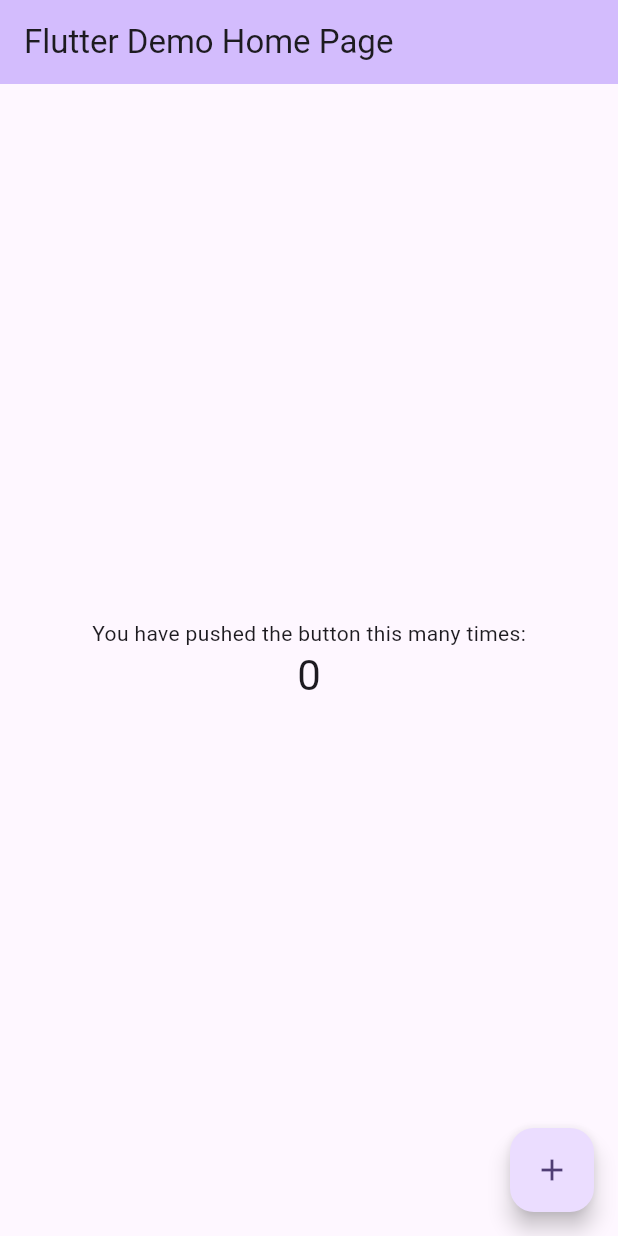
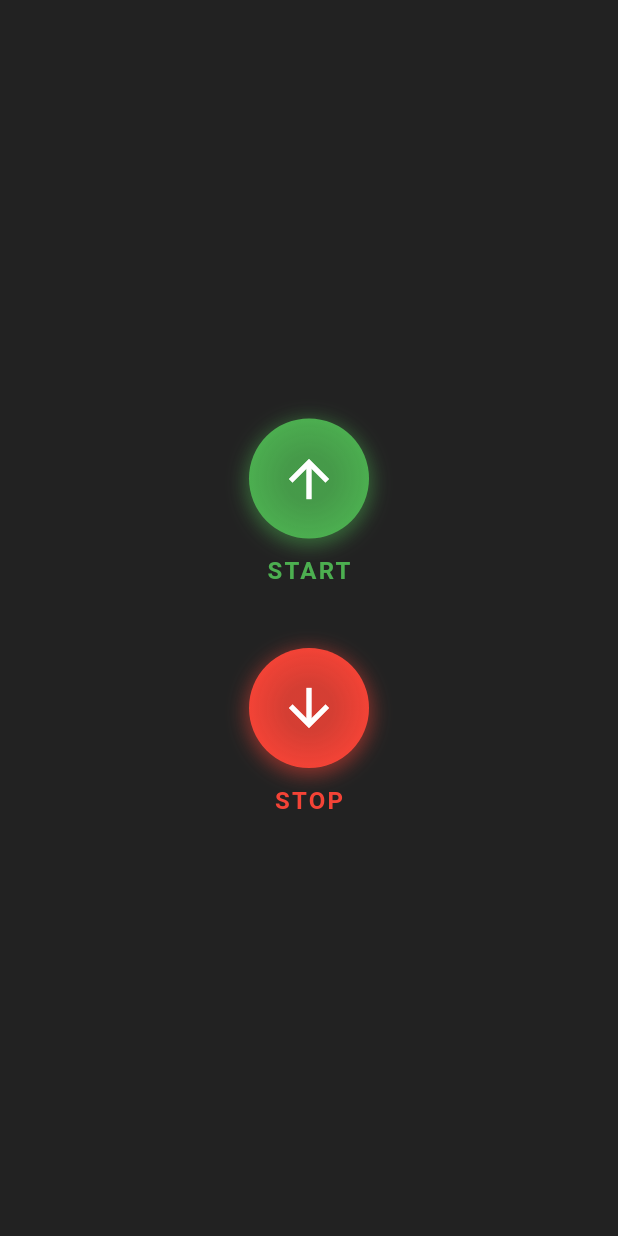
Before and after one commit to Dukeazeta/Chess.ai, a Flutter app: the screen it shows after launch, on a phone screen of 412 x 824 dp. Run offline on Flutter 3.47's test engine with Material 3 defaults, Android fonts, the phone set to English and light mode, and no system bars.

Commit message:
Added homescreen

```diff
--- a/chessai/lib/main.dart
+++ b/chessai/lib/main.dart
@@ -1,4 +1,5 @@
 import 'package:flutter/material.dart';
+import 'screens/home_screen.dart';
 
 void main() {
   runApp(const MyApp());
@@ -7,119 +8,10 @@ void main() {
 class MyApp extends StatelessWidget {
   const MyApp({super.key});
 
-  // This widget is the root of your application.
   @override
   Widget build(BuildContext context) {
-    return MaterialApp(
-      title: 'Flutter Demo',
-      theme: ThemeData(
-        // This is the theme of your application.
-        //
-        // TRY THIS: Try running your application with "flutter run". You'll see
-        // the application has a purple toolbar. Then, without quitting the app,
-        // try changing the seedColor in the colorScheme below to Colors.green
-        // and then invoke "hot reload" (save your changes or press the "hot
-        // reload" button in a Flutter-supported IDE, or press "r" if you used
-        // the command line to start the app).
-        //
-        // Notice that the counter didn't reset back to zero; the application
-        // state is not lost during the reload. To reset the state, use hot
-        // restart instead.
-        //
-        // This works for code too, not just values: Most code changes can be
-        // tested with just a hot reload.
-        colorScheme: ColorScheme.fromSeed(seedColor: Colors.deepPurple),
-        useMaterial3: true,
-      ),
-      home: const MyHomePage(title: 'Flutter Demo Home Page'),
+    return const MaterialApp(
+      home: HomeScreen(),
     );
   }
 }
-
-class MyHomePage extends StatefulWidget {
-  const MyHomePage({super.key, required this.title});
-
-  // This widget is the home page of your application. It is stateful, meaning
-  // that it has a State object (defined below) that contains fields that affect
-  // how it looks.
-
-  // This class is the configuration for the state. It holds the values (in this
-  // case the title) provided by the parent (in this case the App widget) and
-  // used by the build method of the State. Fields in a Widget subclass are
-  // always marked "final".
-
-  final String title;
-
-  @override
-  State<MyHomePage> createState() => _MyHomePageState();
-}
-
-class _MyHomePageState extends State<MyHomePage> {
-  int _counter = 0;
-
-  void _incrementCounter() {
-    setState(() {
-      // This call to setState tells the Flutter framework that something has
-      // changed in this State, which causes it to rerun the build method below
-      // so that the display can reflect the updated values. If we changed
-      // _counter without calling setState(), then the build method would not be
-      // called again, and so nothing would appear to happen.
-      _counter++;
-    });
-  }
-
-  @override
-  Widget build(BuildContext context) {
-    // This method is rerun every time setState is called, for instance as done
-    // by the _incrementCounter method above.
-    //
-    // The Flutter framework has been optimized to make rerunning build methods
-    // fast, so that you can just rebuild anything that needs updating rather
-    // than having to individually change instances of widgets.
-    return Scaffold(
-      appBar: AppBar(
-        // TRY THIS: Try changing the color here to a specific color (to
-        // Colors.amber, perhaps?) and trigger a hot reload to see the AppBar
-        // change color while the other colors stay the same.
-        backgroundColor: Theme.of(context).colorScheme.inversePrimary,
-        // Here we take the value from the MyHomePage object that was created by
-        // the App.build method, and use it to set our appbar title.
-        title: Text(widget.title),
-      ),
-      body: Center(
-        // Center is a layout widget. It takes a single child and positions it
-        // in the middle of the parent.
-        child: Column(
-          // Column is also a layout widget. It takes a list of children and
-          // arranges them vertically. By default, it sizes itself to fit its
-          // children horizontally, and tries to be as tall as its parent.
-          //
-          // Column has various properties to control how it sizes itself and
-          // how it positions its children. Here we use mainAxisAlignment to
-          // center the children vertically; the main axis here is the vertical
-          // axis because Columns are vertical (the cross axis would be
-          // horizontal).
-          //
-          // TRY THIS: Invoke "debug painting" (choose the "Toggle Debug Paint"
-          // action in the IDE, or press "p" in the console), to see the
-          // wireframe for each widget.
-          mainAxisAlignment: MainAxisAlignment.center,
-          children: <Widget>[
-            const Text(
-              'You have pushed the button this many times:',
-            ),
-            Text(
-              '$_counter',
-              style: Theme.of(context).textTheme.headlineMedium,
-            ),
-          ],
-        ),
-      ),
-      floatingActionButton: FloatingActionButton(
-        onPressed: _incrementCounter,
-        tooltip: 'Increment',
-        child: const Icon(Icons.add),
-      ), // This trailing comma makes auto-formatting nicer for build methods.
-    );
-  }
-}
--- /dev/null
+++ b/chessai/lib/screens/home_screen.dart
@@ -0,0 +1,41 @@
+import 'package:flutter/material.dart';
+import '../widgets/custom_circular_button.dart';
+
+class HomeScreen extends StatelessWidget {
+  const HomeScreen({super.key});
+
+  @override
+  Widget build(BuildContext context) {
+    return Scaffold(
+      backgroundColor: Colors.black87,
+      body: Center(
+        child: Column(
+          mainAxisAlignment: MainAxisAlignment.center,
+          children: [
+            // Start button (Up arrow)
+            CustomCircularButton(
+              icon: Icons.arrow_upward,
+              color: Colors.green,
+              onPressed: () {
+                // Start functionality
+                print('Start pressed');
+              },
+              label: 'START',
+            ),
+            const SizedBox(height: 40),
+            // Stop button (Down arrow)
+            CustomCircularButton(
+              icon: Icons.arrow_downward,
+              color: Colors.red,
+              onPressed: () {
+                // Stop functionality
+                print('Stop pressed');
+              },
+              label: 'STOP',
+            ),
+          ],
+        ),
+      ),
+    );
+  }
+}
--- /dev/null
+++ b/chessai/lib/widgets/custom_circular_button.dart
@@ -0,0 +1,67 @@
+import 'package:flutter/material.dart';
+
+class CustomCircularButton extends StatelessWidget {
+  final IconData icon;
+  final Color color;
+  final VoidCallback onPressed;
+  final String label;
+
+  const CustomCircularButton({
+    super.key,
+    required this.icon,
+    required this.color,
+    required this.onPressed,
+    required this.label,
+  });
+
+  @override
+  Widget build(BuildContext context) {
+    return Column(
+      children: [
+        Container(
+          width: 80,
+          height: 80,
+          decoration: BoxDecoration(
+            shape: BoxShape.circle,
+            gradient: RadialGradient(
+              colors: [color.withOpacity(0.7), color],
+              stops: const [0.4, 1.0],
+            ),
+            boxShadow: [
+              BoxShadow(
+                color: color.withOpacity(0.5),
+                spreadRadius: 2,
+                blurRadius: 10,
+                offset: const Offset(0, 3),
+              ),
+            ],
+          ),
+          child: Material(
+            color: Colors.transparent,
+            child: InkWell(
+              customBorder: const CircleBorder(),
+              onTap: onPressed,
+              child: Center(
+                child: Icon(
+                  icon,
+                  size: 40,
+                  color: Colors.white,
+                ),
+              ),
+            ),
+          ),
+        ),
+        const SizedBox(height: 10),
+        Text(
+          label,
+          style: TextStyle(
+            color: color,
+            fontSize: 16,
+            fontWeight: FontWeight.bold,
+            letterSpacing: 1.5,
+          ),
+        ),
+      ],
+    );
+  }
+}
```
